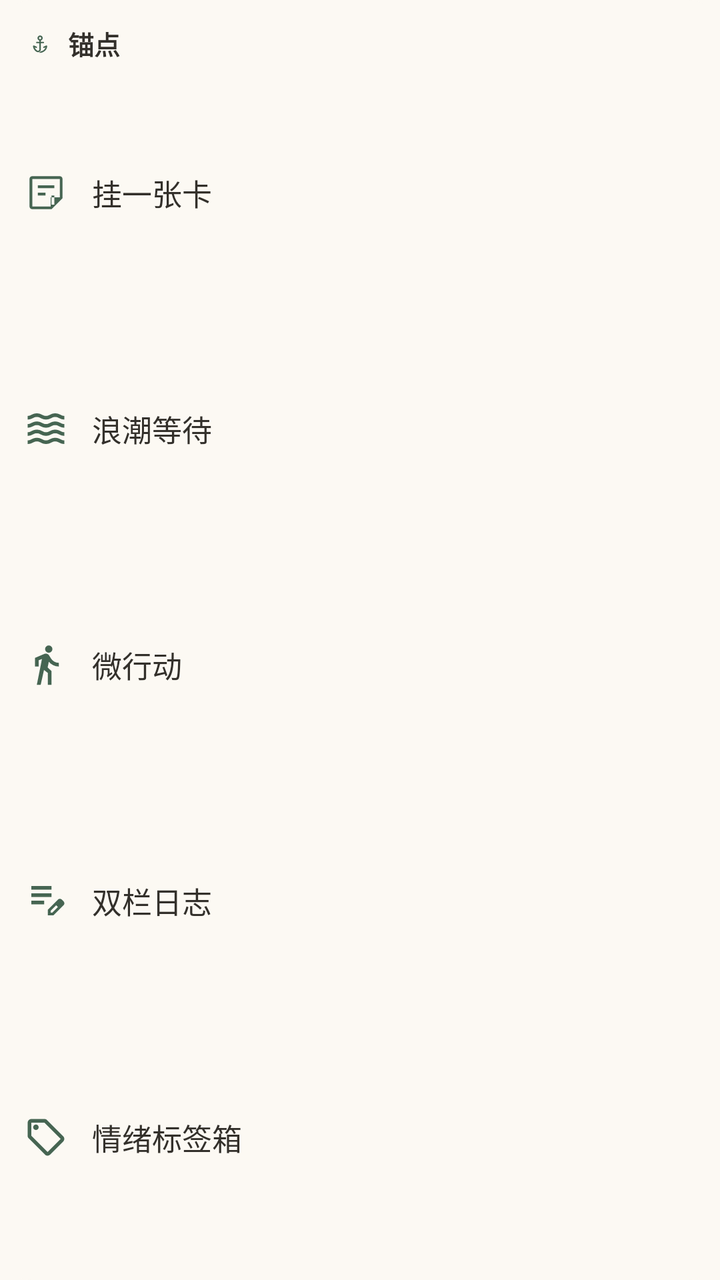
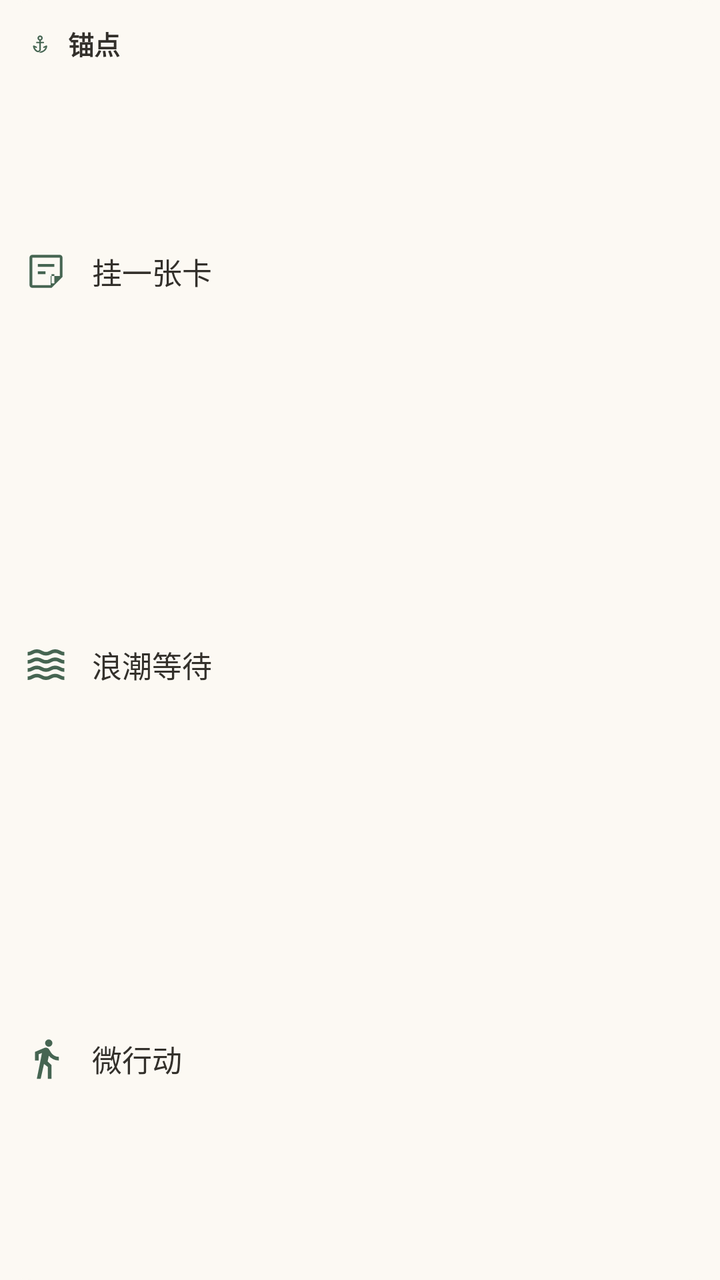

An Android layout rendered at two revisions. The XML below is the earlier revision; the diff shows what the commit changed to produce the second picture.
<!-- AndroidManifest.xml: application theme Theme.Anchor -->
<!-- res/layout/anchor_widget_quick.xml -->
<?xml version="1.0" encoding="utf-8"?>
<LinearLayout xmlns:android="http://schemas.android.com/apk/res/android"
    android:layout_width="match_parent"
    android:layout_height="match_parent"
    android:orientation="vertical"
    android:background="@drawable/anchor_widget_bg"
    android:padding="12dp">

    <LinearLayout
        android:layout_width="wrap_content"
        android:layout_height="wrap_content"
        android:orientation="horizontal"
        android:gravity="center_vertical">
        <ImageView
            android:layout_width="16dp"
            android:layout_height="16dp"
            android:src="@drawable/ic_widget_anchor"
            android:tint="@color/anchor_widget_primary"
            android:contentDescription="@null" />
        <TextView
            android:layout_width="wrap_content"
            android:layout_height="wrap_content"
            android:layout_marginStart="6dp"
            android:text="@string/anchor_widget_title"
            android:textColor="@color/anchor_widget_on_background"
            android:textSize="13sp"
            android:textStyle="bold" />
    </LinearLayout>

    <LinearLayout
        android:id="@+id/widget_hang"
        android:layout_width="match_parent"
        android:layout_height="0dp"
        android:layout_weight="1"
        android:layout_marginTop="6dp"
        android:orientation="horizontal"
        android:gravity="center_vertical">
        <ImageView
            android:layout_width="22dp"
            android:layout_height="22dp"
            android:src="@drawable/ic_widget_hang"
            android:tint="@color/anchor_widget_primary"
            android:contentDescription="@string/anchor_widget_hang" />
        <TextView
            android:layout_width="wrap_content"
            android:layout_height="wrap_content"
            android:layout_marginStart="12dp"
            android:text="@string/anchor_widget_hang"
            android:textColor="@color/anchor_widget_on_background"
            android:textSize="15sp" />
    </LinearLayout>

    <LinearLayout
        android:id="@+id/widget_wave"
        android:layout_width="match_parent"
        android:layout_height="0dp"
        android:layout_weight="1"
        android:orientation="horizontal"
        android:gravity="center_vertical">
        <ImageView
            android:layout_width="22dp"
            android:layout_height="22dp"
            android:src="@drawable/ic_widget_wave"
            android:tint="@color/anchor_widget_primary"
            android:contentDescription="@string/anchor_widget_wave" />
        <TextView
            android:layout_width="wrap_content"
            android:layout_height="wrap_content"
            android:layout_marginStart="12dp"
            android:text="@string/anchor_widget_wave"
            android:textColor="@color/anchor_widget_on_background"
            android:textSize="15sp" />
    </LinearLayout>

    <LinearLayout
        android:id="@+id/widget_micro"
        android:layout_width="match_parent"
        android:layout_height="0dp"
        android:layout_weight="1"
        android:orientation="horizontal"
        android:gravity="center_vertical">
        <ImageView
            android:layout_width="22dp"
            android:layout_height="22dp"
            android:src="@drawable/ic_widget_micro"
            android:tint="@color/anchor_widget_primary"
            android:contentDescription="@string/anchor_widget_micro" />
        <TextView
            android:layout_width="wrap_content"
            android:layout_height="wrap_content"
            android:layout_marginStart="12dp"
            android:text="@string/anchor_widget_micro"
            android:textColor="@color/anchor_widget_on_background"
            android:textSize="15sp" />
    </LinearLayout>

    <LinearLayout
        android:id="@+id/widget_facts"
        android:layout_width="match_parent"
        android:layout_height="0dp"
        android:layout_weight="1"
        android:orientation="horizontal"
        android:gravity="center_vertical">
        <ImageView
            android:layout_width="22dp"
            android:layout_height="22dp"
            android:src="@drawable/ic_widget_facts"
            android:tint="@color/anchor_widget_primary"
            android:contentDescription="@string/anchor_widget_facts" />
        <TextView
            android:layout_width="wrap_content"
            android:layout_height="wrap_content"
            android:layout_marginStart="12dp"
            android:text="@string/anchor_widget_facts"
            android:textColor="@color/anchor_widget_on_background"
            android:textSize="15sp" />
    </LinearLayout>

    <LinearLayout
        android:id="@+id/widget_emotion"
        android:layout_width="match_parent"
        android:layout_height="0dp"
        android:layout_weight="1"
        android:orientation="horizontal"
        android:gravity="center_vertical">
        <ImageView
            android:layout_width="22dp"
            android:layout_height="22dp"
            android:src="@drawable/ic_widget_emotion"
            android:tint="@color/anchor_widget_primary"
            android:contentDescription="@string/anchor_widget_emotion" />
        <TextView
            android:layout_width="wrap_content"
            android:layout_height="wrap_content"
            android:layout_marginStart="12dp"
            android:text="@string/anchor_widget_emotion"
            android:textColor="@color/anchor_widget_on_background"
            android:textSize="15sp" />
    </LinearLayout>
</LinearLayout>
<!-- resources referenced by this layout -->
<resources>
  <color name="anchor_widget_on_background">#33302B</color>
  <color name="anchor_widget_primary">#466552</color>
  <!-- drawable anchor_widget_bg (drawable) -->
  <?xml version="1.0" encoding="utf-8"?>
  <shape xmlns:android="http://schemas.android.com/apk/res/android" android:shape="rectangle">
      <solid android:color="@color/anchor_widget_background" />
      <corners android:radius="16dp" />
  </shape>
  <!-- drawable ic_widget_emotion (drawable) -->
  <?xml version="1.0" encoding="utf-8"?>
  <vector xmlns:android="http://schemas.android.com/apk/res/android"
      android:width="24dp"
      android:height="24dp"
      android:viewportWidth="960"
      android:viewportHeight="960"
      android:tint="?attr/colorControlNormal">
      <group android:translateY="960">
          <path android:fillColor="@android:color/white" android:pathData="M856-390 570-104q-12 12-27 18t-30 6q-15 0-30-6t-27-18L103-457q-11-11-17-25.5T80-513v-287q0-33 23.5-56.5T160-880h287q16 0 31 6.5t26 17.5l352 353q12 12 17.5 27t5.5 30q0 15-5.5 29.5T856-390ZM513-160l286-286-353-354H160v286l353 354ZM260-640q25 0 42.5-17.5T320-700q0-25-17.5-42.5T260-760q-25 0-42.5 17.5T200-700q0 25 17.5 42.5T260-640Zm220 160Z" />
      </group>
  </vector>
  <!-- drawable ic_widget_facts (drawable) -->
  <?xml version="1.0" encoding="utf-8"?>
  <vector xmlns:android="http://schemas.android.com/apk/res/android"
      android:width="24dp"
      android:height="24dp"
      android:viewportWidth="960"
      android:viewportHeight="960"
      android:tint="?attr/colorControlNormal">
      <group android:translateY="960">
          <path android:fillColor="@android:color/white" android:pathData="M160-400v-80h280v80H160Zm0-160v-80h440v80H160Zm0-160v-80h440v80H160Zm360 560v-123l221-220q9-9 20-13t22-4q12 0 23 4.5t20 13.5l37 37q8 9 12.5 20t4.5 22q0 11-4 22.5T863-380L643-160H520Zm300-263-37-37 37 37ZM580-220h38l121-122-18-19-19-18-122 121v38Zm141-141-19-18 37 37-18-19Z" />
      </group>
  </vector>
  <!-- drawable ic_widget_hang (drawable) -->
  <?xml version="1.0" encoding="utf-8"?>
  <vector xmlns:android="http://schemas.android.com/apk/res/android"
      android:width="24dp"
      android:height="24dp"
      android:viewportWidth="960"
      android:viewportHeight="960"
      android:tint="?attr/colorControlNormal">
      <group android:translateY="960">
          <path android:fillColor="@android:color/white" android:pathData="M180-180h400v-200h200v-400H180v600Zm0 60q-24.75 0-42.37-17.63Q120-155.25 120-180v-600q0-24.75 17.63-42.38Q155.25-840 180-840h600q24.75 0 42.38 17.62Q840-804.75 840-780v420L600-120H180Zm120-300v-60h170v60H300Zm0-160v-60h360v60H300Zm120 360h240v-200H600v200Z" />
      </group>
  </vector>
  <string name="anchor_widget_emotion">情绪标签箱</string>
  <string name="anchor_widget_facts">双栏日志</string>
  <string name="anchor_widget_hang">挂一张卡</string>
  <string name="anchor_widget_micro">微行动</string>
  <string name="anchor_widget_title">锚点</string>
  <string name="anchor_widget_wave">浪潮等待</string>
  <style name="Theme.Anchor" parent="android:style/Theme.Material.NoActionBar">
          <item name="android:fontFamily">sans</item>
          <item name="android:windowActionModeOverlay">true</item>
          <item name="android:windowBackground">@color/anchor_background</item>
          <item name="android:navigationBarColor">@color/anchor_background</item>
          <item name="android:statusBarColor">@color/anchor_background</item>
          <item name="android:windowLightStatusBar">true</item>
          <item name="android:windowLightNavigationBar">true</item>
      </style>
  <color name="anchor_widget_background">#FCF9F3</color>
  <color name="anchor_background">#FCF9F3</color>
  <!-- unchanged entries left out for length: 3 -->
</resources>

<!-- the commit's change to res/layout/anchor_widget_quick.xml (unified diff, before → after) -->
@@ -94,47 +94,4 @@
             android:textSize="15sp" />
     </LinearLayout>
 
-    <LinearLayout
-        android:id="@+id/widget_facts"
-        android:layout_width="match_parent"
-        android:layout_height="0dp"
-        android:layout_weight="1"
-        android:orientation="horizontal"
-        android:gravity="center_vertical">
-        <ImageView
-            android:layout_width="22dp"
-            android:layout_height="22dp"
-            android:src="@drawable/ic_widget_facts"
-            android:tint="@color/anchor_widget_primary"
-            android:contentDescription="@string/anchor_widget_facts" />
-        <TextView
-            android:layout_width="wrap_content"
-            android:layout_height="wrap_content"
-            android:layout_marginStart="12dp"
-            android:text="@string/anchor_widget_facts"
-            android:textColor="@color/anchor_widget_on_background"
-            android:textSize="15sp" />
-    </LinearLayout>
-
-    <LinearLayout
-        android:id="@+id/widget_emotion"
-        android:layout_width="match_parent"
-        android:layout_height="0dp"
-        android:layout_weight="1"
-        android:orientation="horizontal"
-        android:gravity="center_vertical">
-        <ImageView
-            android:layout_width="22dp"
-            android:layout_height="22dp"
-            android:src="@drawable/ic_widget_emotion"
-            android:tint="@color/anchor_widget_primary"
-            android:contentDescription="@string/anchor_widget_emotion" />
-        <TextView
-            android:layout_width="wrap_content"
-            android:layout_height="wrap_content"
-            android:layout_marginStart="12dp"
-            android:text="@string/anchor_widget_emotion"
-            android:textColor="@color/anchor_widget_on_background"
-            android:textSize="15sp" />
-    </LinearLayout>
 </LinearLayout>
<!-- resource entries referenced after the edit -->
@@ -8,30 +8,6 @@
       <solid android:color="@color/anchor_widget_background" />
       <corners android:radius="16dp" />
   </shape>
-  <!-- drawable ic_widget_emotion (drawable) -->
-  <?xml version="1.0" encoding="utf-8"?>
-  <vector xmlns:android="http://schemas.android.com/apk/res/android"
-      android:width="24dp"
-      android:height="24dp"
-      android:viewportWidth="960"
-      android:viewportHeight="960"
-      android:tint="?attr/colorControlNormal">
-      <group android:translateY="960">
-          <path android:fillColor="@android:color/white" android:pathData="M856-390 570-104q-12 12-27 18t-30 6q-15 0-30-6t-27-18L103-457q-11-11-17-25.5T80-513v-287q0-33 23.5-56.5T160-880h287q16 0 31 6.5t26 17.5l352 353q12 12 17.5 27t5.5 30q0 15-5.5 29.5T856-390ZM513-160l286-286-353-354H160v286l353 354ZM260-640q25 0 42.5-17.5T320-700q0-25-17.5-42.5T260-760q-25 0-42.5 17.5T200-700q0 25 17.5 42.5T260-640Zm220 160Z" />
-      </group>
-  </vector>
-  <!-- drawable ic_widget_facts (drawable) -->
-  <?xml version="1.0" encoding="utf-8"?>
-  <vector xmlns:android="http://schemas.android.com/apk/res/android"
-      android:width="24dp"
-      android:height="24dp"
-      android:viewportWidth="960"
-      android:viewportHeight="960"
-      android:tint="?attr/colorControlNormal">
-      <group android:translateY="960">
-          <path android:fillColor="@android:color/white" android:pathData="M160-400v-80h280v80H160Zm0-160v-80h440v80H160Zm0-160v-80h440v80H160Zm360 560v-123l221-220q9-9 20-13t22-4q12 0 23 4.5t20 13.5l37 37q8 9 12.5 20t4.5 22q0 11-4 22.5T863-380L643-160H520Zm300-263-37-37 37 37ZM580-220h38l121-122-18-19-19-18-122 121v38Zm141-141-19-18 37 37-18-19Z" />
-      </group>
-  </vector>
   <!-- drawable ic_widget_hang (drawable) -->
   <?xml version="1.0" encoding="utf-8"?>
   <vector xmlns:android="http://schemas.android.com/apk/res/android"
@@ -44,8 +20,6 @@
           <path android:fillColor="@android:color/white" android:pathData="M180-180h400v-200h200v-400H180v600Zm0 60q-24.75 0-42.37-17.63Q120-155.25 120-180v-600q0-24.75 17.63-42.38Q155.25-840 180-840h600q24.75 0 42.38 17.62Q840-804.75 840-780v420L600-120H180Zm120-300v-60h170v60H300Zm0-160v-60h360v60H300Zm120 360h240v-200H600v200Z" />
       </group>
   </vector>
-  <string name="anchor_widget_emotion">情绪标签箱</string>
-  <string name="anchor_widget_facts">双栏日志</string>
   <string name="anchor_widget_hang">挂一张卡</string>
   <string name="anchor_widget_micro">微行动</string>
   <string name="anchor_widget_title">锚点</string>
